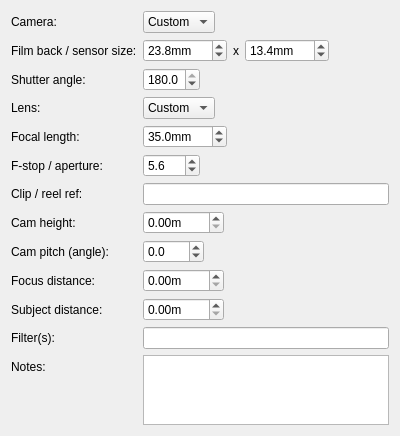
Old version of the form core/tools/icAdmin/settings_camera_ui.ui in the repository mjbonnington/icarus-gps.
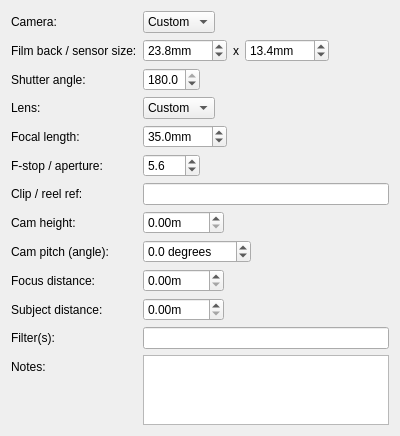
New version of the form.

The edit to the form file:
```diff
--- a/core/tools/icAdmin/settings_camera_ui.ui
+++ b/core/tools/icAdmin/settings_camera_ui.ui
@@ -283,6 +283,9 @@
      <property name="enabled">
       <bool>true</bool>
      </property>
+     <property name="suffix">
+      <string> degrees</string>
+     </property>
      <property name="decimals">
       <number>1</number>
      </property>
```
Left out of the diff: 5 changed lines with no effect on the pictures.
